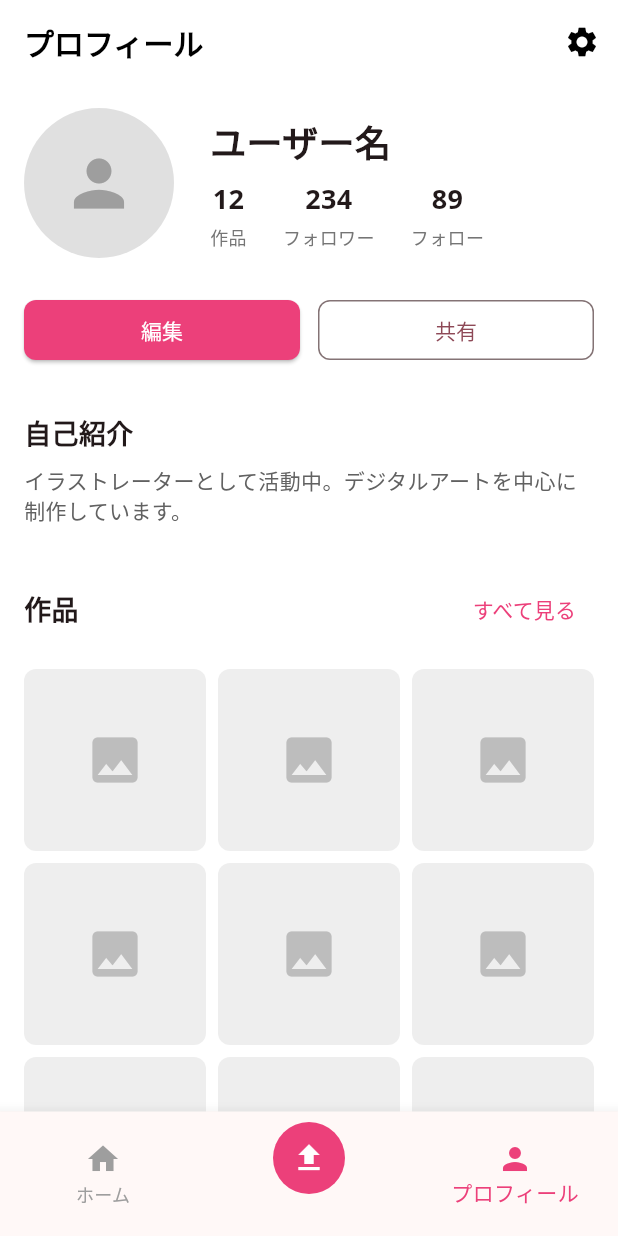
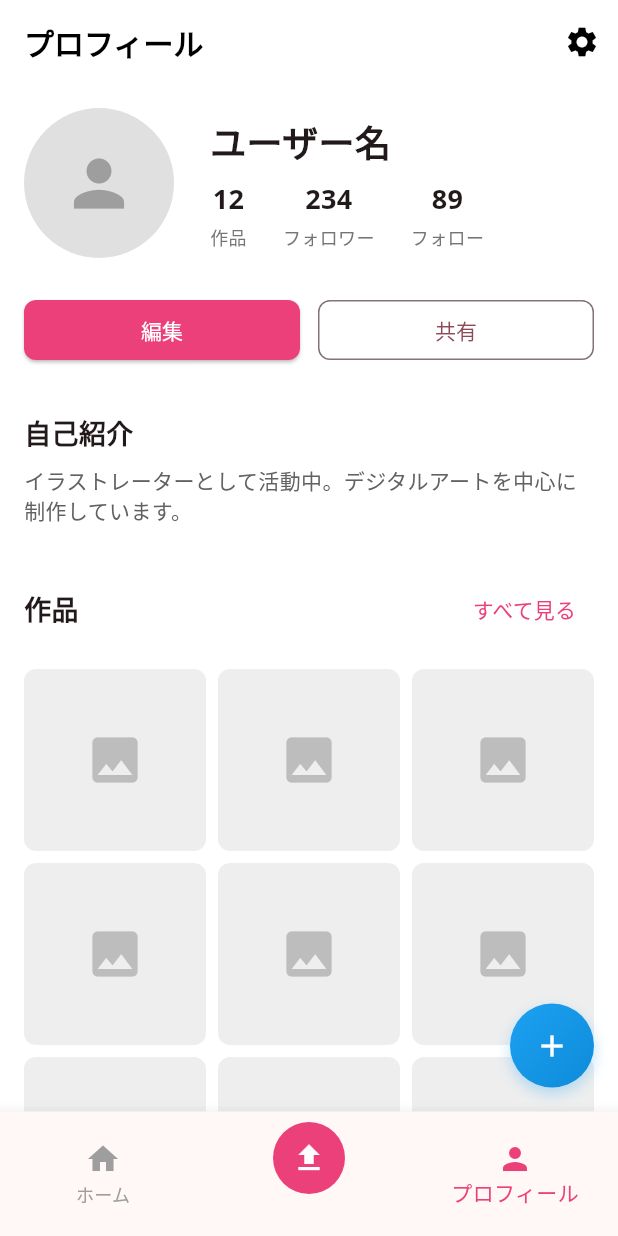
Before and after one commit to nayu104/PictureMatch, a Flutter app: the screen it shows after launch, item 3 of the bottom bar chosen, on a phone screen of 412 x 824 dp. Run offline on Flutter 3.47's test engine with Material 3 defaults, Android fonts, the light colour scheme and no system bars; our stand-ins replace google_fonts; network calls fail.

Commit message:
投稿ボタン作成

```diff
--- a/lib/core/main_screen.dart
+++ b/lib/core/main_screen.dart
@@ -42,6 +42,40 @@ class _MainScreenState extends State<MainScreen> {
         currentIndex: _selectedIndex,
         onTap: _onItemTapped,
       ),
+      floatingActionButton: Container(
+        width: 56,
+        height: 56,
+        decoration: BoxDecoration(
+          gradient: const LinearGradient(
+            colors: [Color(0xFF1DA1F2), Color(0xFF0d8bd9)],
+            begin: Alignment.topLeft,
+            end: Alignment.bottomRight,
+          ),
+          shape: BoxShape.circle,
+          boxShadow: [
+            BoxShadow(
+              color: const Color(0xFF1DA1F2).withOpacity(0.3),
+              blurRadius: 8,
+              offset: const Offset(0, 4),
+            ),
+          ],
+        ),
+        child: Material(
+          color: Colors.transparent,
+          child: InkWell(
+            borderRadius: BorderRadius.circular(28),
+            onTap: () {
+              // TODO: 画像アップロード機能を実装
+              // Navigator.push(context, MaterialPageRoute(builder: (context) => ImagePickerScreen()));
+            },
+            child: const Icon(
+              Icons.add,
+              color: Colors.white,
+              size: 24,
+            ),
+          ),
+        ),
+      ),
     );
   }
 }
--- a/lib/features/profile/presentation/page/profile_screen.dart
+++ b/lib/features/profile/presentation/page/profile_screen.dart
@@ -36,7 +36,7 @@ class ProfileScreen extends StatelessWidget {
               // プロフィールヘッダー
               Row(
                 children: [
-                  // TODO(profile): アイコンが設定されていない場合は分岐処理で表示する
+                  /// TODO:アイコンが設定されていない場合は分岐処理で表示する
                   /// 今の実装は初期アイコン
                   // アバター
                   CircleAvatar(
@@ -63,7 +63,7 @@ class ProfileScreen extends StatelessWidget {
                         ),
                         const SizedBox(height: 8),
                         Row(
-                          // TODO(api): APIから受け取って表示する
+                          // TODO: APIから受け取って表示する
                           children: [
                             _buildStatItem('作品', '12'),
                             const SizedBox(width: 24),
@@ -163,8 +163,9 @@ class ProfileScreen extends StatelessWidget {
                 crossAxisCount: 3,
                 crossAxisSpacing: 8,
                 mainAxisSpacing: 8,
+                childAspectRatio: 1.0,
                 children: List.generate(12, (index) {
-                  return DecoratedBox(
+                  return Container(
                     decoration: BoxDecoration(
                       color: Colors.grey[200],
                       borderRadius: BorderRadius.circular(8),
```
Also changed, not shown: lib/features/image_upload/presentation/page/image_upload_screen.dart (added, +33 -0 lines).
